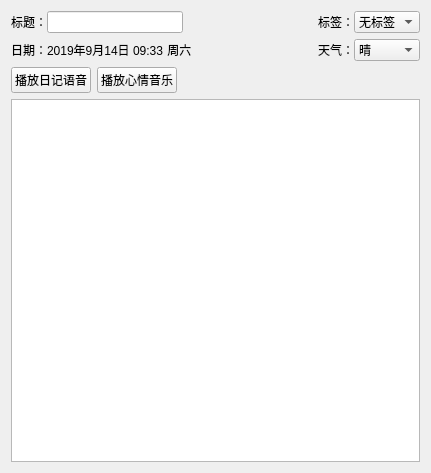
Qt form LxDairy/src/DairyEditWidget.ui (leishengxie/FengZhiHong) before a commit.
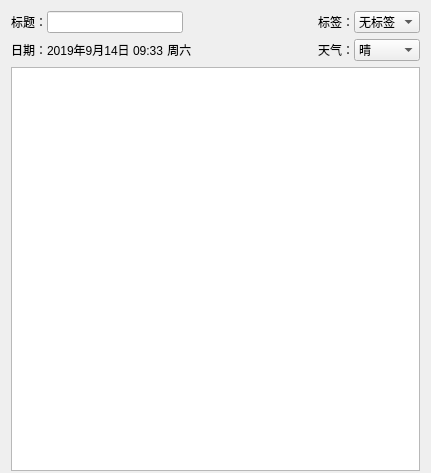
The same form after that commit. Custom widgets are drawn as their Qt base class.

Patch:
```diff
--- a/LxDairy/src/DairyEditWidget.ui
+++ b/LxDairy/src/DairyEditWidget.ui
@@ -14,6 +14,9 @@
    <string>Form</string>
   </property>
   <layout class="QVBoxLayout" name="verticalLayout">
+   <property name="bottomMargin">
+    <number>2</number>
+   </property>
    <item>
     <layout class="QHBoxLayout" name="horizontalLayout_2">
      <property name="spacing">
@@ -167,37 +170,6 @@
      </item>
     </layout>
    </item>
-   <item>
-    <layout class="QHBoxLayout" name="horizontalLayout_3">
-     <item>
-      <widget class="QPushButton" name="btnTTSPlay">
-       <property name="text">
-        <string>播放日记语音</string>
-       </property>
-      </widget>
-     </item>
-     <item>
-      <widget class="QPushButton" name="pushButton">
-       <property name="text">
-        <string>播放心情音乐</string>
-       </property>
-      </widget>
-     </item>
-     <item>
-      <spacer name="horizontalSpacer_3">
-       <property name="orientation">
-        <enum>Qt::Horizontal</enum>
-       </property>
-       <property name="sizeHint" stdset="0">
-        <size>
-         <width>40</width>
-         <height>20</height>
-        </size>
-       </property>
-      </spacer>
-     </item>
-    </layout>
-   </item>
    <item>
     <widget class="CDairyEdit" name="dairyEdit"/>
    </item>
```
